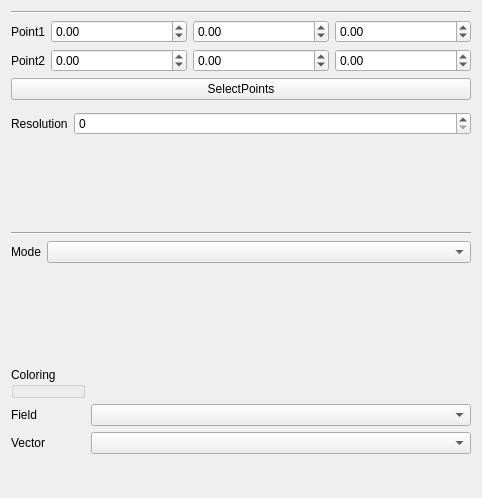
makkemal/FreeCAD, file src/Mod/Fem/Gui/TaskPostDataAlongLine.ui: the form before one commit.
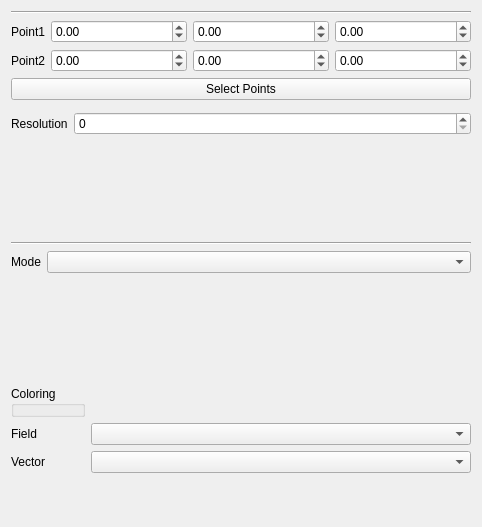
The form after the commit.

```diff
--- a/src/Mod/Fem/Gui/TaskPostDataAlongLine.ui
+++ b/src/Mod/Fem/Gui/TaskPostDataAlongLine.ui
@@ -7,7 +7,7 @@
     <x>0</x>
     <y>0</y>
     <width>482</width>
-    <height>498</height>
+    <height>527</height>
    </rect>
   </property>
   <property name="windowTitle">
@@ -184,7 +184,7 @@
    <item>
     <widget class="QPushButton" name="SelectPoints">
      <property name="text">
-      <string>SelectPoints</string>
+      <string>Select Points</string>
      </property>
     </widget>
    </item>
```
